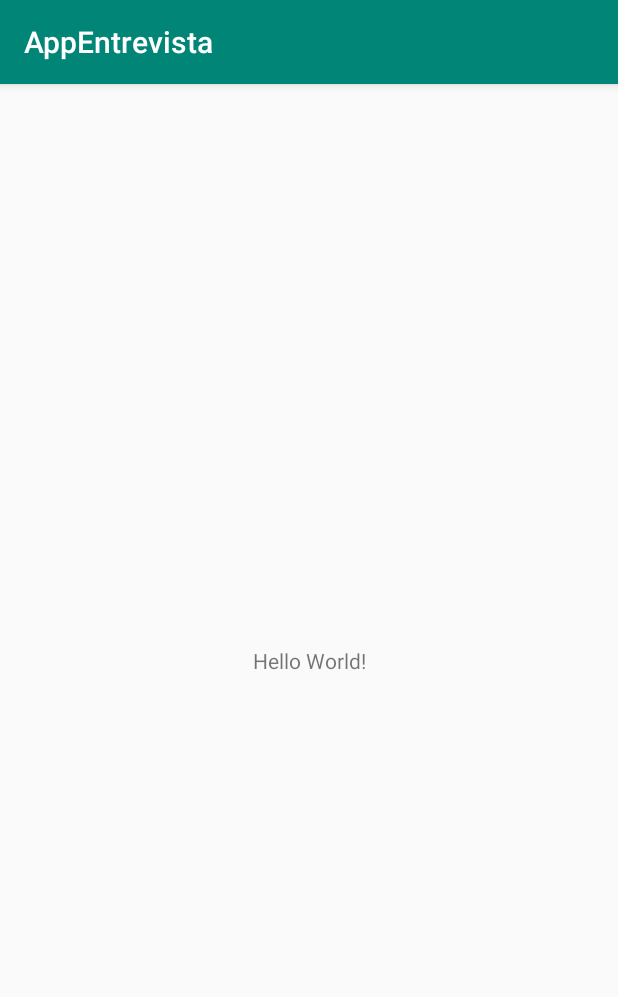
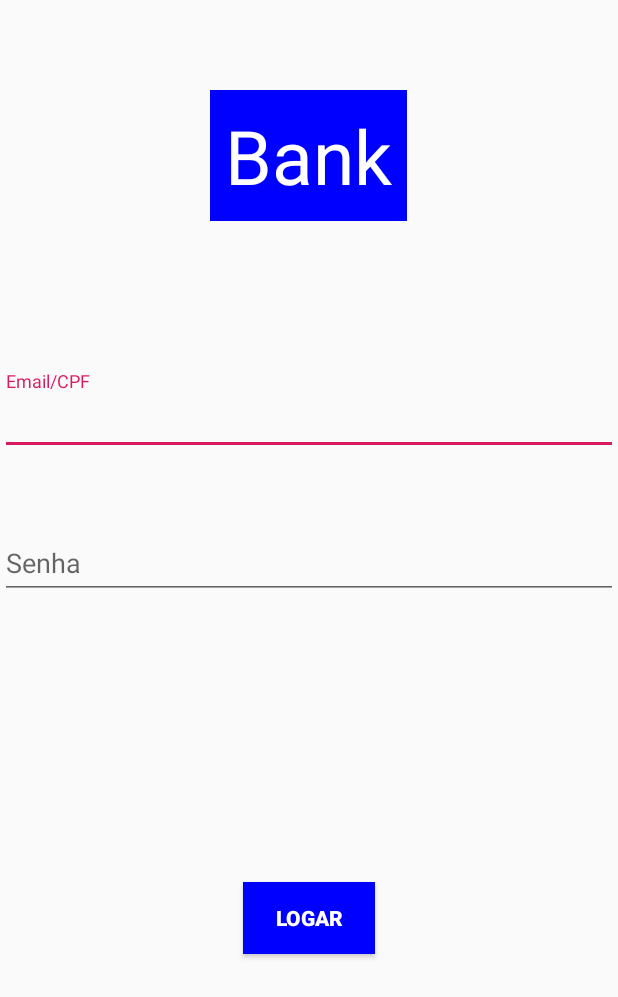
Before and after one commit to mauriciocac/AppQintess, an Android app: the screen it shows after launch (MainActivity), on a phone screen of 412 x 824 dp. Shown: the top 997 px of the screen. Run offline under Robolectric (Android 15) with nearby library versions, the phone set to English and light mode, and no system bars.

Commit message:
Desenhando a tela de login

```diff
--- a/app/build.gradle
+++ b/app/build.gradle
@@ -23,6 +23,8 @@ dependencies {
     implementation fileTree(dir: 'libs', include: ['*.jar'])
     implementation 'androidx.appcompat:appcompat:1.1.0'
     implementation 'androidx.constraintlayout:constraintlayout:1.1.3'
+
+    implementation 'com.google.android.material:material:1.1.0'
     testImplementation 'junit:junit:4.12'
     androidTestImplementation 'androidx.test.ext:junit:1.1.1'
     androidTestImplementation 'androidx.test.espresso:espresso-core:3.2.0'
--- a/app/src/main/res/layout/activity_main.xml
+++ b/app/src/main/res/layout/activity_main.xml
@@ -4,15 +4,69 @@
     xmlns:tools="http://schemas.android.com/tools"
     android:layout_width="match_parent"
     android:layout_height="match_parent"
+    android:layout_gravity="center"
     tools:context=".MainActivity">
 
+
     <TextView
+        android:id="@+id/imvLogo"
         android:layout_width="wrap_content"
         android:layout_height="wrap_content"
-        android:text="Hello World!"
-        app:layout_constraintBottom_toBottomOf="parent"
-        app:layout_constraintLeft_toLeftOf="parent"
-        app:layout_constraintRight_toRightOf="parent"
+        android:text="Bank"
+        android:background="@color/colorBlue"
+        android:padding="10dp"
+        android:textColor="@color/colorWhite"
+        android:layout_marginTop="60dp"
+        android:textSize="50sp"
+        app:layout_constraintEnd_toEndOf="parent"
+        app:layout_constraintHorizontal_bias="0.498"
+        app:layout_constraintLeft_toRightOf="parent"
+        app:layout_constraintRight_toLeftOf="parent"
+        app:layout_constraintStart_toStartOf="parent"
         app:layout_constraintTop_toTopOf="parent" />
 
+    <com.google.android.material.textfield.TextInputLayout
+        android:id="@+id/edtlogin"
+        android:layout_width="match_parent"
+        android:layout_height="wrap_content"
+        android:layout_marginTop="100dp"
+        android:hint="@string/app_login"
+        app:layout_constraintTop_toBottomOf="@+id/imvLogo"
+        tools:layout_editor_absoluteX="-4dp">
+
+        <com.google.android.material.textfield.TextInputEditText
+            android:layout_width="match_parent"
+            android:layout_height="wrap_content" />
+    </com.google.android.material.textfield.TextInputLayout>
+
+
+    <com.google.android.material.textfield.TextInputLayout
+        android:id="@+id/edtsenha"
+        android:layout_width="match_parent"
+        android:layout_height="wrap_content"
+        android:layout_marginTop="40dp"
+        android:hint="@string/app_pass"
+        app:layout_constraintTop_toBottomOf="@+id/edtlogin"
+        tools:layout_editor_absoluteX="0dp">
+
+        <com.google.android.material.textfield.TextInputEditText
+            android:layout_width="match_parent"
+            android:inputType="textPassword"
+            android:layout_height="wrap_content" />
+    </com.google.android.material.textfield.TextInputLayout>
+
+
+
+    <Button
+        android:id="@+id/btnentrar"
+        android:layout_width="wrap_content"
+        android:layout_height="wrap_content"
+        android:text="@string/btn_entrar"
+        app:layout_constraintBottom_toBottomOf="parent"
+        app:layout_constraintEnd_toEndOf="parent"
+        android:background="@color/colorBlue"
+        android:textColor="@color/colorWhite"
+        android:textStyle="bold"
+        app:layout_constraintStart_toStartOf="parent"
+        app:layout_constraintTop_toBottomOf="@+id/edtsenha"  />
 </androidx.constraintlayout.widget.ConstraintLayout>
--- a/app/src/main/res/values/colors.xml
+++ b/app/src/main/res/values/colors.xml
@@ -3,4 +3,6 @@
     <color name="colorPrimary">#008577</color>
     <color name="colorPrimaryDark">#00574B</color>
     <color name="colorAccent">#D81B60</color>
+    <color name="colorBlue">#0000FF</color>
+    <color name="colorWhite">#FFFFFF</color>
 </resources>
--- a/app/src/main/res/values/strings.xml
+++ b/app/src/main/res/values/strings.xml
@@ -1,3 +1,6 @@
 <resources>
     <string name="app_name">AppEntrevista</string>
+    <string name="app_login">Email/CPF</string>
+    <string name="app_pass">Senha</string>
+    <string name="btn_entrar">Logar</string>
 </resources>
--- a/app/src/main/res/values/styles.xml
+++ b/app/src/main/res/values/styles.xml
@@ -1,7 +1,7 @@
 <resources>
 
     <!-- Base application theme. -->
-    <style name="AppTheme" parent="Theme.AppCompat.Light.DarkActionBar">
+    <style name="AppTheme" parent="Theme.AppCompat.Light.NoActionBar">
         <!-- Customize your theme here. -->
         <item name="colorPrimary">@color/colorPrimary</item>
         <item name="colorPrimaryDark">@color/colorPrimaryDark</item>
```
